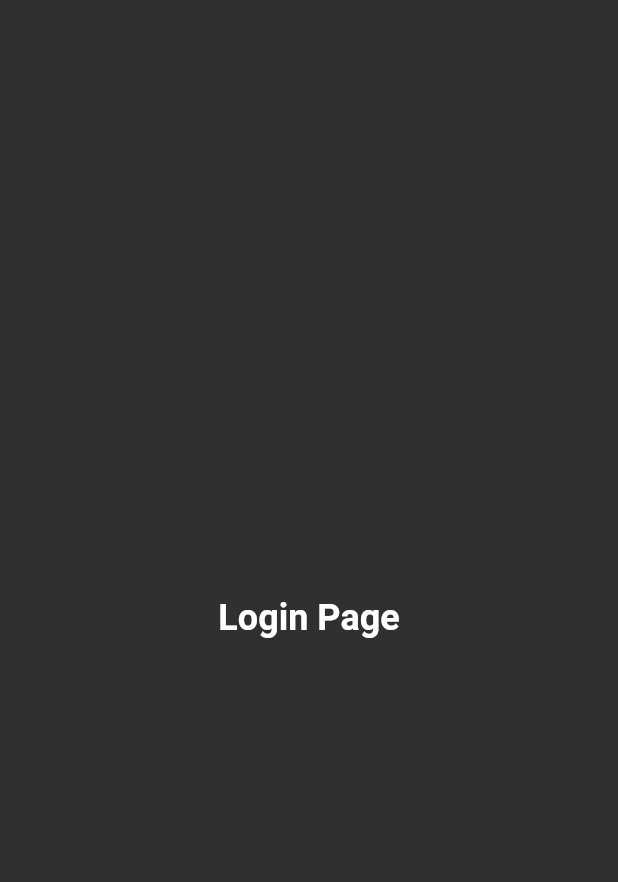
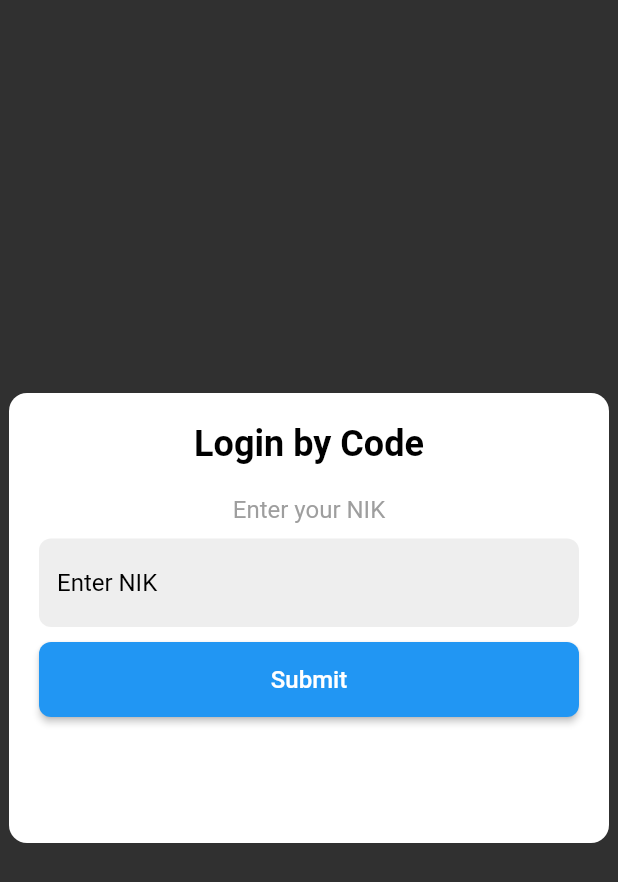
Before and after one commit to rwnhrmwn23/mining_app, a Flutter app: the LoginPage screen opened directly, on a phone screen of 412 x 824 dp. Shown: the top 882 px of the screen. Run offline on Flutter 3.47's test engine with Material 2 defaults, Android fonts, the phone set to English and light mode, and no system bars; our stand-ins replace equatable, flutter_bloc, get_it, injectable, shared_preferences; accounts and stored records are empty; network calls fail.

Commit message:
implementation logic and ui login and enhancement installation

```diff
--- a/lib/feature/installation/data/repositories/device_repository_impl.dart
+++ b/lib/feature/installation/data/repositories/device_repository_impl.dart
@@ -1,8 +1,11 @@
+import 'package:injectable/injectable.dart';
+
 import '../../domain/entities/device.dart';
 import '../../domain/repositories/device_repository.dart';
 import '../datasources/remote_device_datasource.dart';
 import '../models/device_model.dart';
 
+@LazySingleton(as: DeviceRepository)
 class DeviceRepositoryImpl implements DeviceRepository {
   final RemoteDeviceDataSource remoteDataSource;
 
--- a/lib/feature/installation/domain/usecases/check_device_status.dart
+++ b/lib/feature/installation/domain/usecases/check_device_status.dart
@@ -1,6 +1,9 @@
+import 'package:injectable/injectable.dart';
+
 import '../entities/device.dart';
 import '../repositories/device_repository.dart';
 
+@lazySingleton
 class CheckDeviceStatus {
   final DeviceRepository repository;
 
--- a/lib/feature/installation/presentation/pages/login_page.dart
+++ /dev/null
@@ -1,12 +0,0 @@
-import 'package:flutter/material.dart';
-
-class LoginPage extends StatelessWidget {
-  @override
-  Widget build(BuildContext context) {
-    return Scaffold(
-      body: Center(
-        child: Text('Login Page', style: TextStyle(fontSize: 24, fontWeight: FontWeight.bold)),
-      ),
-    );
-  }
-}
--- /dev/null
+++ b/lib/feature/login/domain/entities/login_responses.dart
@@ -0,0 +1,68 @@
+class LoginResponse {
+  final String? id;
+  final int? roleId;
+  final String? roleName;
+  final bool? isDefaultRole;
+  final String? departmentId;
+  final String? departmentName;
+  final String? siteId;
+  final String? siteName;
+  final String? nik;
+  final String? name;
+  final String? email;
+  final String? phone;
+  final bool? isActive;
+  final String? imageUrl;
+  final String? unitId;
+  final String? unitCode;
+  final int? loginType;
+  final int? loginStatus;
+  final String? loginAt;
+
+  LoginResponse({
+    this.id,
+    this.roleId,
+    this.roleName,
+    this.isDefaultRole,
+    this.departmentId,
+    this.departmentName,
+    this.siteId,
+    this.siteName,
+    this.nik,
+    this.name,
+    this.email,
+    this.phone,
+    this.isActive,
+    this.imageUrl,
+    this.unitId,
+    this.unitCode,
+    this.loginType,
+    this.loginStatus,
+    this.loginAt,
+  });
+
+  factory LoginResponse.fromJson(Map<String, dynamic> json) {
+    final data = json['data'] as Map<String, dynamic>? ?? {};
+    return LoginResponse(
+      id: data['id'] as String?,
+      roleId: data['role_id'] as int?,
+      roleName: data['role_name'] as String?,
+      isDefaultRole: data['is_default_role'] as bool?,
+      departmentId: data['department_id'] as String?,
+      departmentName: data['department_name'] as String?,
+      siteId: data['site_id'] as String?,
+      siteName: data['site_name'] as String?,
+      nik: data['nik'] as String?,
+      name: data['name'] as String?,
+      email: data['email'] as String?,
+      phone: data['phone'] as String?,
+      isActive: data['is_active'] as bool?,
+      imageUrl: data['image_url'] as String?,
+      unitId: data['unit_id'] as String?,
+      unitCode: data['unit_code'] as String?,
+      loginType: data['login_type'] as int?,
+      loginStatus: data['login_status'] as int?,
+      loginAt: data['login_at'] as String?,
+    );
+  }
+}
--- /dev/null
+++ b/lib/feature/login/domain/repositories/login_repository.dart
@@ -0,0 +1,5 @@
+import '../entities/login_responses.dart';
+
+abstract class LoginRepository {
+  Future<LoginResponse> loginTablet(String unitId, String nik, String shiftId, int loginType);
+}
--- /dev/null
+++ b/lib/feature/login/domain/usecases/login_tablet.dart
@@ -0,0 +1,14 @@
+import 'package:injectable/injectable.dart';
+
+import '../entities/login_responses.dart';
+import '../repositories/login_repository.dart';
+@lazySingleton
+class LoginTablet {
+  final LoginRepository repository;
+
+  LoginTablet(this.repository);
+
+  Future<LoginResponse> call(String unitId, String nik, String shiftId, int loginType) async {
+    return await repository.loginTablet(unitId, nik, shiftId, loginType);
+  }
+}
--- /dev/null
+++ b/lib/feature/login/presentation/bloc/login_bloc.dart
@@ -0,0 +1,33 @@
+import 'package:flutter_bloc/flutter_bloc.dart';
+import 'package:injectable/injectable.dart';
+import 'package:mining_app/feature/login/domain/usecases/login_tablet.dart';
+import 'login_event.dart';
+import 'login_state.dart';
+
+@lazySingleton
+class LoginBloc extends Bloc<LoginEvent, LoginState> {
+  final LoginTablet loginTablet;
+
+  LoginBloc(this.loginTablet) : super(LoginInitial()) {
+    on<LoginSubmitted>(_onLoginSubmitted);
+  }
+
+  Future<void> _onLoginSubmitted(LoginSubmitted event, Emitter<LoginState> emit) async {
+    emit(LoginLoading());
+    try {
+      final response = await loginTablet(
+        event.unitId,
+        event.nik,
+        event.shiftId,
+        event.loginType,
+      );
+      if (response.isActive == true) {
+        emit(LoginSuccess(response));
+      } else {
+        emit(LoginFailure('User is not active'));
+      }
+    } catch (e) {
+      emit(LoginFailure(e.toString()));
+    }
+  }
+}
--- /dev/null
+++ b/lib/feature/login/presentation/bloc/login_event.dart
@@ -0,0 +1,25 @@
+import 'package:equatable/equatable.dart';
+
+abstract class LoginEvent extends Equatable {
+  const LoginEvent();
+
+  @override
+  List<Object?> get props => [];
+}
+
+class LoginSubmitted extends LoginEvent {
+  final String unitId;
+  final String nik;
+  final String shiftId;
+  final int loginType;
+
+  const LoginSubmitted({
+    required this.unitId,
+    required this.nik,
+    required this.shiftId,
+    required this.loginType,
+  });
+
+  @override
+  List<Object?> get props => [unitId, nik, shiftId, loginType];
+}
--- /dev/null
+++ b/lib/feature/login/presentation/bloc/login_state.dart
@@ -0,0 +1,19 @@
+import '../../domain/entities/login_responses.dart';
+
+abstract class LoginState {}
+
+class LoginInitial extends LoginState {}
+
+class LoginLoading extends LoginState {}
+
+class LoginSuccess extends LoginState {
+  final LoginResponse user;
+
+  LoginSuccess(this.user);
+}
+
+class LoginFailure extends LoginState {
+  final String message;
+
+  LoginFailure(this.message);
+}
--- /dev/null
+++ b/lib/feature/login/presentation/pages/login_page.dart
@@ -0,0 +1,218 @@
+import 'package:flutter/material.dart';
+import 'package:flutter_bloc/flutter_bloc.dart';
+import '../../../../core/di/injection.dart';
+import '../../domain/entities/login_responses.dart';
+import '../bloc/login_bloc.dart';
+import '../bloc/login_event.dart';
+import '../bloc/login_state.dart';
+
+class LoginPage extends StatefulWidget {
+  @override
+  _LoginPageState createState() => _LoginPageState();
+}
+
+class _LoginPageState extends State<LoginPage> {
+  final _nikController = TextEditingController();
+  final _unitId = 'cc3df50b55';
+  final _shiftId = '048C-DS';
+  final _loginType = 1;
+
+  @override
+  void dispose() {
+    _nikController.dispose();
+    super.dispose();
+  }
+
+  @override
+  Widget build(BuildContext context) {
+    return BlocProvider(
+      create: (_) => sl<LoginBloc>(),
+      child: Scaffold(
+        body: BlocConsumer<LoginBloc, LoginState>(
+          listener: (context, state) {
+            if (state is LoginFailure) {
+              ScaffoldMessenger.of(context).showSnackBar(
+                SnackBar(content: Text(state.message)),
+              );
+            }
+          },
+          builder: (context, state) {
+            if (state is LoginSuccess) {
+              return _buildWelcomeScreen(context, state.user);
+            }
+            return _buildLoginScreen(context, state);
+          },
+        ),
+      ),
+    );
+  }
+
+  Widget _buildLoginScreen(BuildContext context, LoginState state) {
+    return Center(
+      child: Container(
+        padding: EdgeInsets.all(20),
+        width: 400,
+        height: 300,
+        decoration: BoxDecoration(
+          color: Colors.white,
+          borderRadius: BorderRadius.circular(12),
+        ),
+        child: Column(
+          mainAxisSize: MainAxisSize.min,
+          children: [
+            Text(
+              'Login by Code',
+              style: TextStyle(
+                fontSize: 24,
+                fontWeight: FontWeight.bold,
+                color: Colors.black,
+              ),
+            ),
+            SizedBox(height: 20),
+            Text(
+              'Enter your NIK',
+              style: TextStyle(
+                fontSize: 16,
+                color: Colors.grey,
+              ),
+            ),
+            SizedBox(height: 10),
+            TextField(
+              controller: _nikController,
+              style: TextStyle(color: Colors.black),
+              decoration: InputDecoration(
+                hintText: 'Enter NIK',
+                hintStyle: TextStyle(color: Colors.black),
+                filled: true,
+                fillColor: Colors.grey[200],
+                border: OutlineInputBorder(
+                  borderRadius: BorderRadius.circular(8),
+                  borderSide: BorderSide.none,
+                ),
+              ),
+            ),
+            SizedBox(height: 10),
+            if (state is LoginFailure)
+              Padding(
+                padding: EdgeInsets.only(bottom: 10),
+                child: Text(
+                  "Can't find your NIK",
+                  style: TextStyle(
+                    fontSize: 14,
+                    color: Colors.red,
+                  ),
+                ),
+              ),
+            ElevatedButton(
+              onPressed: () {
+                if (_nikController.text.isNotEmpty) {
+                  context.read<LoginBloc>().add(LoginSubmitted(
+                    unitId: _unitId,
+                    nik: _nikController.text,
+                    shiftId: _shiftId,
+                    loginType: _loginType,
+                  ));
+                } else {
+                  ScaffoldMessenger.of(context).showSnackBar(
+                    SnackBar(content: Text('Please enter NIK')),
+                  );
+                }
+              },
+              style: ElevatedButton.styleFrom(
+                backgroundColor: Colors.blue,
+                minimumSize: Size(double.infinity, 50),
+                shape: RoundedRectangleBorder(
+                  borderRadius: BorderRadius.circular(8),
+                ),
+              ),
+              child: state is LoginLoading
+                  ? CircularProgressIndicator(color: Colors.white)
+                  : Text(
+                'Submit',
+                style: TextStyle(
+                  fontSize: 16,
+                  color: Colors.white,
+                ),
+              ),
+            ),
+          ],
+        ),
+      ),
+    );
+  }
+
+  Widget _buildWelcomeScreen(BuildContext context, LoginResponse user) {
+    return Center(
+      child: Container(
+        width: 400,
+        height: 300,
+        decoration: BoxDecoration(
+          color: Colors.white,
+          borderRadius: BorderRadius.circular(12),
+        ),
+        child: Column(
+          crossAxisAlignment: CrossAxisAlignment.center,
+          children: [
+            ClipRRect(
+              borderRadius: BorderRadius.only(
+                topLeft: Radius.circular(12),
+                topRight: Radius.circular(12),
+              ),
+              child: Container(
+                padding: EdgeInsets.all(10),
+                color: Colors.blue,
+                width: double.infinity,
+                child: Text(
+                  'Welcome Back',
+                  style: TextStyle(
+                    fontSize: 24,
+                    fontWeight: FontWeight.bold,
+                    color: Colors.white,
+                  ),
+                  textAlign: TextAlign.center,
+                ),
+              ),
+            ),
+            SizedBox(height: 70),
+            Row(
+              mainAxisAlignment: MainAxisAlignment.center,
+              crossAxisAlignment: CrossAxisAlignment.center,
+              children: [
+                CircleAvatar(
+                  radius: 35,
+                  backgroundImage: user.imageUrl != null
+                      ? NetworkImage(user.imageUrl!)
+                      : AssetImage('assets/default_avatar.jpg') as ImageProvider, // Fallback image
+                  child: user.imageUrl == null
+                      ? Icon(Icons.person, size: 50) // Larger icon
+                      : null,
+                ),
+                SizedBox(width: 10),
+                Column(
+                  crossAxisAlignment: CrossAxisAlignment.start,
+                  children: [
+                    Text(
+                      user.name ?? 'Unknown',
+                      style: TextStyle(
+                        fontSize: 18, // Adjusted to match design
+                        fontWeight: FontWeight.bold,
+                        color: Colors.black87,
+                      ),
+                    ),
+                    Text(
+                      user.roleName ?? 'Unknown Role',
+                      style: TextStyle(
+                        fontSize: 16, // Adjusted to match design
+                        color: Colors.grey,
+                      ),
+                    ),
+                  ],
+                )
+              ],
+            ),
+          ],
+        ),
+      ),
+    );
+  }
+}
--- a/lib/main.dart
+++ b/lib/main.dart
@@ -1,6 +1,6 @@
 import 'package:flutter/material.dart';
 import 'feature/installation/presentation/pages/installation_screen.dart';
-import 'feature/installation/di/injection.dart' as di;
+import 'core/di/injection.dart' as di;
 
 void main() {
   di.init();
```
Also changed, not shown: lib/feature/installation/presentation/bloc/device_bloc.dart (renamed from lib/feature/installation/presentation/bloc/device/device_bloc.dart, +6 -4 lines), lib/feature/installation/presentation/pages/installation_screen.dart (+6 -6 lines), lib/feature/installation/presentation/pages/waiting_activation_page.dart (deleted, +0 -25 lines), lib/feature/login/data/datasources/remote_login_datasource.dart (added, +35 -0 lines), lib/feature/login/data/models/login_response_model.dart (added, +97 -0 lines), lib/feature/login/data/repositories/login_repository_impl.dart (added, +22 -0 lines), lib/core/di/injection.config.dart (added), lib/core/di/injection.dart (renamed from lib/feature/installation/di/injection.dart), lib/feature/installation/di/injection.config.dart (deleted), lib/feature/installation/presentation/bloc/device_event.dart (renamed from lib/feature/installation/presentation/bloc/device/device_event.dart), lib/feature/installation/presentation/bloc/device_state.dart (renamed from lib/feature/installation/presentation/bloc/device/device_state.dart).
